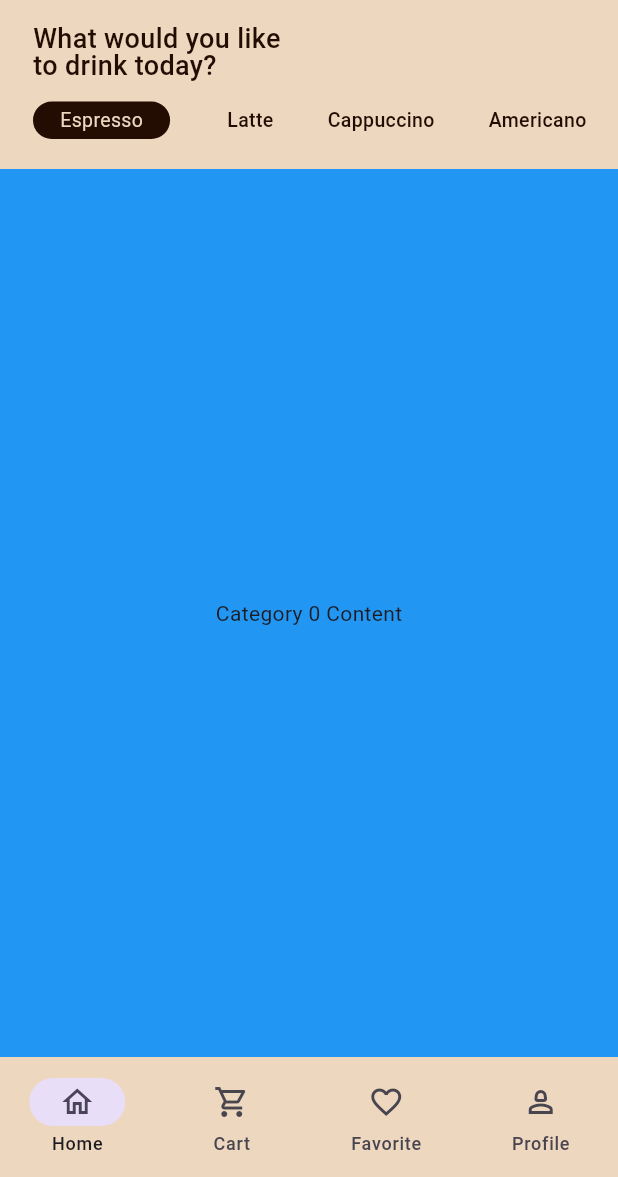
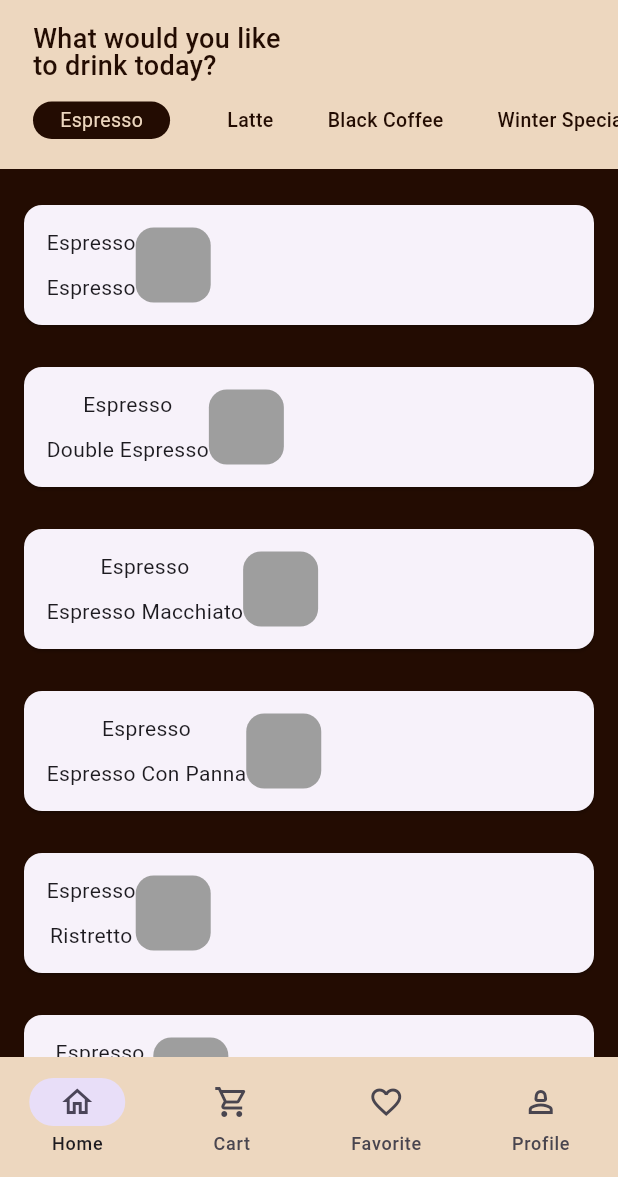
Before and after one commit to ikram-khani/coffee_shop, a Flutter app: the Home screen opened directly, on a phone screen of 412 x 824 dp, the part 59-1236 px from its top. Run offline on Flutter 3.47's test engine with Material 3 defaults, Android fonts, the phone set to English and light mode, and no system bars.

Commit message:
adding data to the category pages

```diff
--- a/lib/view/widgets/category_wise_products.dart
+++ b/lib/view/widgets/category_wise_products.dart
@@ -1,3 +1,4 @@
+import 'package:coffee_shop/view/widgets/products_list_view.dart';
 import 'package:flutter/material.dart';
 
 class CategoryWiseProducts extends StatefulWidget {
@@ -12,19 +13,21 @@ class _CategoryWiseProductsState extends State<CategoryWiseProducts> {
   int _currentIndex = 0;
   ScrollController _scrollController = ScrollController();
 
-  List<String> coffeeCategories = [
+  static List<String> coffeeCategories = [
     'Espresso',
     'Latte',
+    'Black Coffee',
+    'Winter Special',
     'Cappuccino',
-    'Americano',
-    'Macchiato',
     'Mocha',
-    'Flat White',
-    'Affogato',
-    'Cold Brew',
-    'Iced Coffee',
-    'Frappuccino',
-    'Decaf',
+  ];
+  final List<Widget> _homeProductsCategoryPages = [
+    ProductsListView(category: coffeeCategories[0]),
+    ProductsListView(category: coffeeCategories[1]),
+    ProductsListView(category: coffeeCategories[2]),
+    ProductsListView(category: coffeeCategories[3]),
+    ProductsListView(category: coffeeCategories[4]),
+    ProductsListView(category: coffeeCategories[5]),
   ];
 
   @override
@@ -126,40 +129,7 @@ class _CategoryWiseProductsState extends State<CategoryWiseProducts> {
                   _scrollToCategory(index);
                 });
               },
-            children: [
-              // Pages for each category
-              Container(
-                color: Colors.blue,
-                child: Center(
-                  child: Text('Category 0 Content'),
-                ),
-              ),
-              Container(
-                color: Colors.green,
-                child: Center(
-                  child: Text('Category 1 Content'),
-                ),
-              ),
-              Container(
-                color: Colors.red,
-                child: Center(
-                  child: Text('Category 2 Content'),
-                ),
-              ),
-              Container(
-                color: Colors.yellow,
-                child: Center(
-                  child: Text('Category 3 Content'),
-                ),
-              ),
-              Container(
-                color: Colors.orange,
-                child: Center(
-                  child: Text('Category 4 Content'),
-                ),
-              ),
-            ],
-          ),
+              children: _homeProductsCategoryPages),
         ),
       ],
     );
--- /dev/null
+++ b/lib/view/widgets/products_list_view.dart
@@ -0,0 +1,56 @@
+import 'package:coffee_shop/data/products_data.dart';
+import 'package:flutter/material.dart';
+
+import '../../models/product_model.dart';
+
+class ProductsListView extends StatelessWidget {
+  final String category;
+  const ProductsListView({required this.category, super.key});
+
+  @override
+  Widget build(BuildContext context) {
+    final List<Product> categoryWiseProducts =
+        productsList.where((element) => element.category == category).toList();
+
+    return Container(
+      color: Theme.of(context).primaryColor,
+      child: Padding(
+        padding: const EdgeInsets.symmetric(horizontal: 12),
+        child: ListView.builder(
+          itemCount: categoryWiseProducts.length,
+          itemBuilder: (BuildContext context, int index) {
+            return Padding(
+              padding: const EdgeInsets.only(top: 20),
+              child: Card(
+                child: Padding(
+                  padding: const EdgeInsets.all(15),
+                  child: Row(
+                    children: [
+                      Column(
+                        children: [
+                          Text(categoryWiseProducts[index].category),
+                          const SizedBox(
+                            height: 10,
+                          ),
+                          Text(categoryWiseProducts[index].name),
+                        ],
+                      ),
+                      Container(
+                        height: 50,
+                        width: 50,
+                        decoration: BoxDecoration(
+                          borderRadius: BorderRadius.circular(12),
+                          color: Colors.grey,
+                        ),
+                      ),
+                    ],
+                  ),
+                ),
+              ),
+            );
+          },
+        ),
+      ),
+    );
+  }
+}
```
Lines whose indentation alone changed are shown as unchanged.
